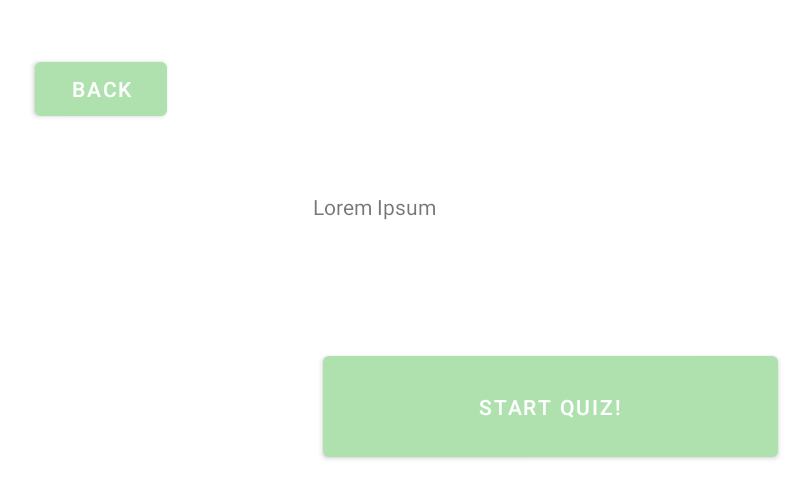
After one commit to rdass23/GeoQuiz, an Android app built with Jetpack Compose: the FlagQuizInfoActivity screen opened directly, with no data from a screen before it, on a phone screen of 824 x 412 dp (held sideways). The commit adds this screen. Shown: the top 498 px of the screen, without its empty margins (19-829 px from the left). Run offline under Robolectric (Android 15) with nearby library versions, the phone set to English and light mode, and no system bars.

Commit message:
Made some ui changes

```diff
--- a/app/src/main/java/com/example/geoquiz/FlagQuizActivity.kt
+++ b/app/src/main/java/com/example/geoquiz/FlagQuizActivity.kt
@@ -64,6 +64,7 @@ class FlagQuizActivity : AppCompatActivity(), View.OnClickListener {
         currentQuestion += 1
         if (currentQuestion > 10) {
             val intent = Intent(this, QuizResultsActivity::class.java)
+            intent.putExtra("gametype", "flagquiz")
             intent.putExtra("score", correct)
             startActivity(intent)
         } else {
--- /dev/null
+++ b/app/src/main/java/com/example/geoquiz/FlagQuizInfoActivity.kt
@@ -0,0 +1,26 @@
+package com.example.geoquiz
+
+import android.content.Intent
+import androidx.appcompat.app.AppCompatActivity
+import android.os.Bundle
+import android.view.View
+
+class FlagQuizInfoActivity : AppCompatActivity() {
+
+
+    override fun onCreate(savedInstanceState: Bundle?) {
+        super.onCreate(savedInstanceState)
+        setContentView(R.layout.activity_flag_quiz_info)
+    }
+
+    fun goBack(view: View) {
+        val intent = Intent(this, QuizSelectionActivity::class.java)
+        startActivity(intent)
+    }
+
+    fun startQuiz(view: View) {
+        val intent = Intent(this, FlagQuizActivity::class.java)
+        startActivity(intent)
+    }
+
+}
--- a/app/src/main/java/com/example/geoquiz/MapQuizInfoActivity.kt
+++ b/app/src/main/java/com/example/geoquiz/MapQuizInfoActivity.kt
@@ -14,7 +14,8 @@ class MapQuizInfoActivity : AppCompatActivity() {
     }
 
     fun goBack(view: View) {
-        finish()
+        val intent = Intent(this, QuizSelectionActivity::class.java)
+        startActivity(intent)
     }
 
     fun startQuiz(view: View) {
--- a/app/src/main/java/com/example/geoquiz/QuizSelectionActivity.kt
+++ b/app/src/main/java/com/example/geoquiz/QuizSelectionActivity.kt
@@ -15,7 +15,8 @@ class QuizSelectionActivity : AppCompatActivity() {
     }
 
     fun goBack(view: View) {
-        finish()
+        val intent = Intent(this, MainActivity::class.java)
+        startActivity(intent)
     }
 
     fun startCountryQuiz(view: View) {
@@ -24,7 +25,7 @@ class QuizSelectionActivity : AppCompatActivity() {
     }
 
     fun startFlagQuiz(view: View) {
-        val intent = Intent(this, FlagQuizActivity::class.java)
+        val intent = Intent(this, FlagQuizInfoActivity::class.java)
         startActivity(intent)
     }
 
--- /dev/null
+++ b/app/src/main/res/layout/activity_flag_quiz_info.xml
@@ -0,0 +1,40 @@
+<?xml version="1.0" encoding="utf-8"?>
+<androidx.constraintlayout.widget.ConstraintLayout xmlns:android="http://schemas.android.com/apk/res/android"
+    xmlns:app="http://schemas.android.com/apk/res-auto"
+    xmlns:tools="http://schemas.android.com/tools"
+    android:layout_width="match_parent"
+    android:layout_height="match_parent"
+    tools:context=".FlagQuizInfoActivity">
+
+    <TextView
+        android:id="@+id/mapQuizInfo"
+        android:layout_width="321dp"
+        android:layout_height="103dp"
+        android:layout_marginStart="221dp"
+        android:layout_marginTop="128dp"
+        android:text="Lorem Ipsum"
+        app:layout_constraintStart_toStartOf="parent"
+        app:layout_constraintTop_toTopOf="parent" />
+
+    <Button
+        android:id="@+id/startFlagQuizBtn"
+        android:layout_width="303dp"
+        android:layout_height="79dp"
+        android:layout_marginStart="228dp"
+        android:text="Start Quiz!"
+        android:onClick="startQuiz"
+        app:layout_constraintStart_toStartOf="parent"
+        app:layout_constraintTop_toBottomOf="@+id/mapQuizInfo" />
+
+    <Button
+        android:id="@+id/backButton"
+        android:layout_width="wrap_content"
+        android:layout_height="wrap_content"
+        android:layout_marginStart="36dp"
+        android:layout_marginTop="35dp"
+        android:onClick="goBack"
+        android:text="back"
+        app:layout_constraintStart_toStartOf="parent"
+        app:layout_constraintTop_toTopOf="parent" />
+
+</androidx.constraintlayout.widget.ConstraintLayout>
--- a/app/src/main/res/layout/activity_quiz_results.xml
+++ b/app/src/main/res/layout/activity_quiz_results.xml
@@ -38,7 +38,7 @@
         android:layout_marginStart="208dp"
         android:layout_marginTop="49dp"
         android:text="BACK"
-        android:onClick="backButton"
+        android:onClick="backButtonResults"
         app:layout_constraintStart_toStartOf="parent"
         app:layout_constraintTop_toBottomOf="@+id/score" />
 
--- a/app/src/main/res/layout/activity_quiz_selection.xml
+++ b/app/src/main/res/layout/activity_quiz_selection.xml
@@ -24,7 +24,7 @@
         android:layout_marginStart="87dp"
         android:layout_marginTop="112dp"
         android:gravity="center"
-        android:text="FlagQuiz \n\nMatch the name of the country to the flag"
+        android:text="Flag Quiz \n\nMatch the name of the country to the flag"
         app:layout_constraintStart_toEndOf="@+id/countryQuizInfo"
         app:layout_constraintTop_toTopOf="parent" />
 
```
Also changed, not shown: app/src/main/AndroidManifest.xml (+9 -7 lines), app/src/main/java/com/example/geoquiz/MainActivity.kt (+5 -10 lines), app/src/main/java/com/example/geoquiz/QuizResultsActivity.kt (+6 -5 lines), app/src/main/res/layout/activity_main.xml (+2 -24 lines), 1 other file.
